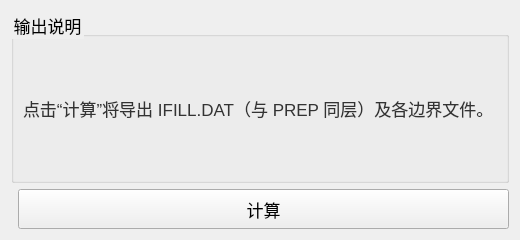
Qt form plugins/Base_Slover/StressStrainWidget.ui (asd977/base_cae) before a commit.
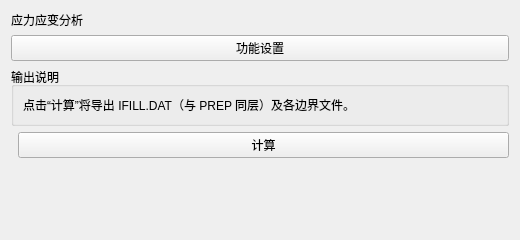
The same form after that commit. Icons and pictures are not drawn.

Commit message: fix(ui): place verticalSpacer at page root layout end

```diff
--- a/plugins/Base_Slover/StressStrainWidget.ui
+++ b/plugins/Base_Slover/StressStrainWidget.ui
@@ -13,106 +13,22 @@
   <property name="windowTitle">
    <string>应力应变分析</string>
   </property>
-  <property name="styleSheet">
-   <string notr="true">QWidget{
-font-family: &quot;Microsoft YaHei&quot;, &quot;微软雅黑&quot;;
-}
-QPushButton {
-    font-size: 17px;
-    min-height: 32px;
-}
-QPushButton#pushButton {
-    background-color: rgb(224, 233, 244);
-    border-width: 1px;
-    border-color: rgb(121, 121, 121);
-    border-style: solid;
-    min-height: 33px;
-    border-top: 1px solid rgb(169, 169, 169);
-    border-bottom: 1px solid rgb(169, 169, 169);
-    border-left: none;
-    border-right: none;
-    text-align: left;
-    padding-left: 15px;
-    font-size: 17px;
-}
-QLabel {
-    font-size: 17px;
-    color: rgb(51, 51, 51);
-}
-QLabel#pageNameLabel {
-    font-size: 20px;
-    padding-left: 9px;
-    color: rgb(53, 103, 147);
-}
-QLineEdit, QTextEdit, QPlainTextEdit, QSpinBox, QDoubleSpinBox, QDateTimeEdit {
-    border: 1px solid rgb(200, 200, 200);
-    border-radius: 2px;
-    font-size: 17px;
-    min-height: 30px;
-}
-QLineEdit:focus, QTextEdit:focus, QPlainTextEdit:focus,
-QSpinBox:focus, QDoubleSpinBox:focus, QDateTimeEdit:focus {
-    border-color: rgb(100, 100, 255);
-    outline: none;
-}
-QComboBox {
-    font-size: 17px;
-    color: rgb(51, 51, 51);
-    padding-left: 6px;
-    background: rgb(240, 240, 240);
-    border: 1px solid rgb(169, 169, 169);
-    border-radius: 3px;
-    min-height: 30px;
-}
-QComboBox::drop-down {
-    subcontrol-origin: padding;
-    subcontrol-position: top right;
-    width: 20px;
-    background: rgb(240, 240, 240);
-    border-left: 1px solid rgb(190, 190, 190);
-}
-QComboBox::down-arrow {
-    image: url(:/resources/arrow_down_drawn.svg);
-    width: 12px;
-    height: 12px;
-}
-QSpinBox::up-button, QDoubleSpinBox::up-button {
-    subcontrol-origin: border;
-    subcontrol-position: top right;
-    width: 18px;
-    border-left: 1px solid rgb(190, 190, 190);
-    border-bottom: 1px solid rgb(210, 210, 210);
-    background: rgb(240, 240, 240);
-}
-QSpinBox::down-button, QDoubleSpinBox::down-button {
-    subcontrol-origin: border;
-    subcontrol-position: bottom right;
-    width: 18px;
-    border-left: 1px solid rgb(190, 190, 190);
-    background: rgb(240, 240, 240);
-}
-QSpinBox::up-arrow, QDoubleSpinBox::up-arrow {
-    image: url(:/resources/arrow_up_drawn.svg);
-    width: 10px;
-    height: 10px;
-}
-QSpinBox::down-arrow, QDoubleSpinBox::down-arrow {
-    image: url(:/resources/arrow_down_drawn.svg);
-    width: 10px;
-    height: 10px;
-}
-QRadioButton, QCheckBox, QGroupBox {
-    font-size: 17px;
-}
-QTableWidget, QTreeWidget, QListWidget {
-    font-size: 16px;
-    gridline-color: rgb(210, 210, 210);
-}
-
-</string>
-  </property>
   <layout class="QVBoxLayout" name="verticalLayout">
+      <item>
+    <widget class="QLabel" name="pageNameLabel">
+     <property name="text">
+      <string>应力应变分析</string>
+     </property>
+    </widget>
+   </item>
    <item>
+    <widget class="QPushButton" name="pushButton">
+     <property name="text">
+      <string>功能设置</string>
+     </property>
+    </widget>
+   </item>
+<item>
     <widget class="QGroupBox" name="groupBoxInfo">
      <property name="title">
       <string>输出说明</string>
@@ -149,7 +65,20 @@
      </item>
     </layout>
    </item>
-  </layout>
+  <item>
+    <spacer name="verticalSpacer">
+     <property name="orientation">
+      <enum>Qt::Vertical</enum>
+     </property>
+     <property name="sizeHint" stdset="0">
+      <size>
+       <width>20</width>
+       <height>40</height>
+      </size>
+     </property>
+    </spacer>
+   </item>
+</layout>
  </widget>
  <resources/>
  <connections/>
```
Left out of the diff: 8 changed lines with no effect on the pictures. The commit also changes 45 other files.
